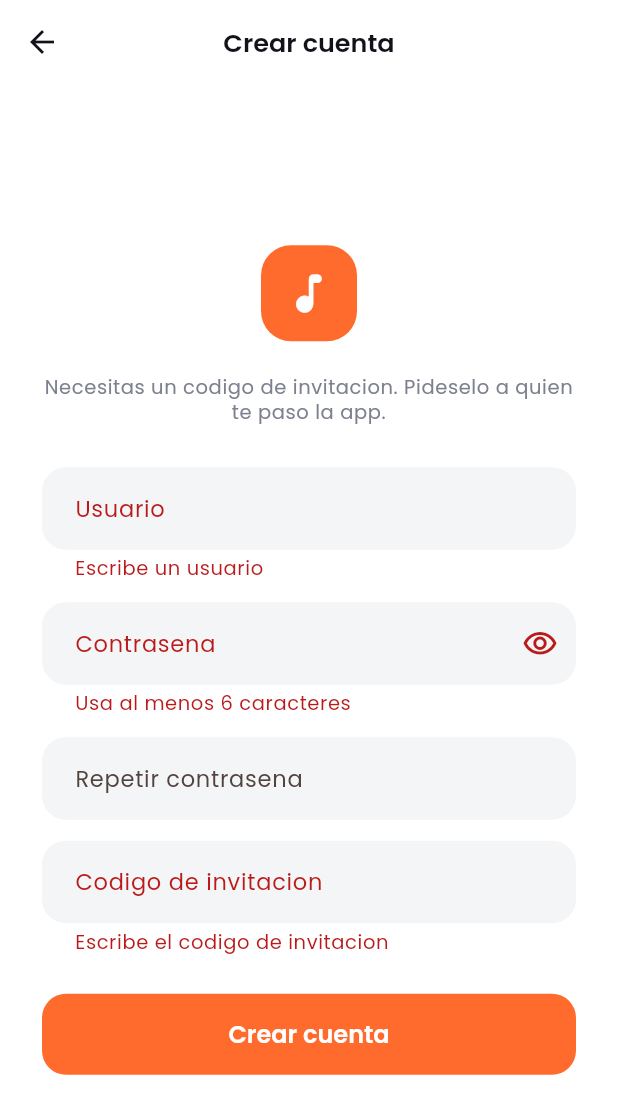
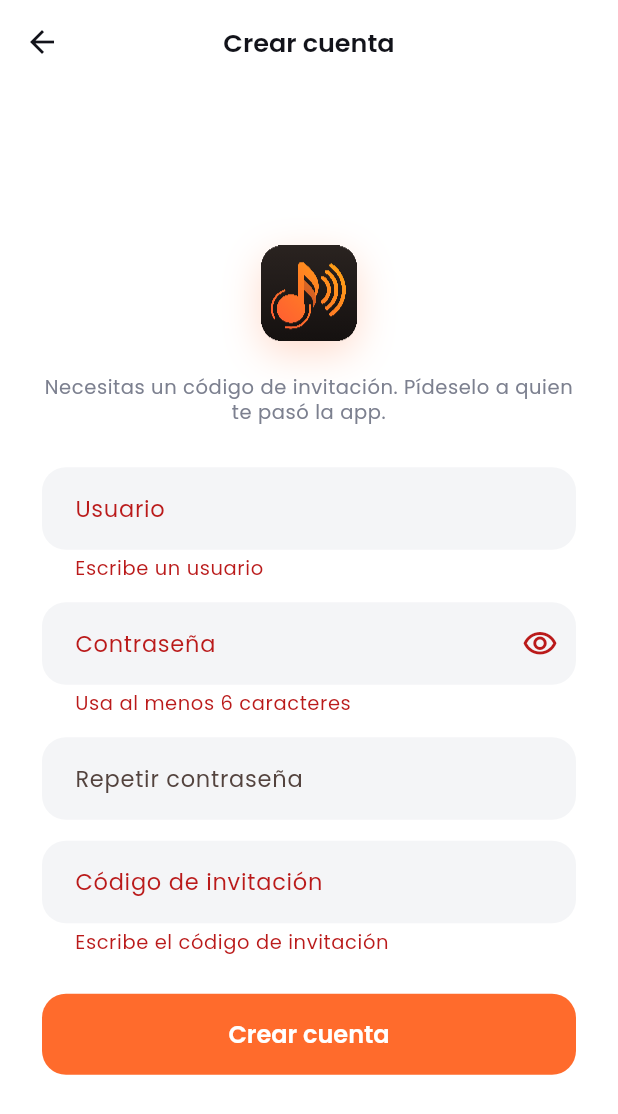
Before and after one commit to joaqovrs/mi-spotify, a Flutter app: the RegistroScreen screen opened directly, after a tap on "Crear cuenta", on a phone screen of 412 x 824 dp. Shown: the top 1114 px of the screen. Run offline on Flutter 3.47's test engine with Material 3 defaults, Android fonts, the phone set to English and light mode, and no system bars; our stand-ins replace audio_service, cached_network_image, dio, flutter_riverpod, flutter_secure_storage, just_audio and 2 more; accounts and stored records are empty.

Commit message:
feat: el icono de la app como logo en login y registro
LogoMarca dibujaba una nota generica de Material sobre un cuadrado naranja. Que
la pantalla de entrada muestre otra cosa que el icono del lanzador es la unica
vez que alguien duda de haber abierto la app correcta.

El icono no estaba empaquetado: existia solo para flutter_launcher_icons, que lo
lee al compilar y no lo mete en el APK. Hubo que declararlo en la seccion assets
de pubspec.yaml, nombrando el archivo y no la carpeta para no arrastrar tambien
icono_foreground.png.

El redondeo se replica a mano (0.2246, el rx del SVG) para que la sombra siga el
borde del dibujo. cacheWidth no es opcional: el archivo es de 1024 px y el logo
se ve a 76.

De paso se arreglo algo que estaba mal: en el login el logo colgaba de una Column
con crossAxisAlignment stretch, que le impone ancho forzado y convertia el
cuadrado en una franja naranja de lado a lado.

marca_test.dart comprueba que el asset este en el bundle. Es el unico error de
esta pieza que no aparece en flutter analyze: la ruta se resuelve recien al
dibujar, y si esta mal el login sale con un cuadro gris.

```diff
--- a/app/lib/ui/registro_screen.dart
+++ b/app/lib/ui/registro_screen.dart
@@ -59,7 +59,7 @@ class _RegistroScreenState extends ConsumerState<RegistroScreen> {
       if (mounted) setState(() => _error = e.mensaje);
     } catch (_) {
       if (mounted) {
-        setState(() => _error = 'Ocurrio un error inesperado al registrarte.');
+        setState(() => _error = 'Ocurrió un error inesperado al registrarte.');
       }
     } finally {
       if (mounted) setState(() => _cargando = false);
@@ -83,11 +83,11 @@ class _RegistroScreenState extends ConsumerState<RegistroScreen> {
                 child: Column(
                   crossAxisAlignment: CrossAxisAlignment.stretch,
                   children: [
-                    const Center(child: LogoMarca(tamano: 64)),
+                    const LogoMarca(tamano: 64),
                     const SizedBox(height: 22),
                     Text(
-                      'Necesitas un codigo de invitacion. Pideselo a quien te '
-                      'paso la app.',
+                      'Necesitas un código de invitación. Pídeselo a quien te '
+                      'pasó la app.',
                       style: textos.bodySmall,
                       textAlign: TextAlign.center,
                     ),
@@ -108,7 +108,7 @@ class _RegistroScreenState extends ConsumerState<RegistroScreen> {
                       obscureText: !_verPassword,
                       textInputAction: TextInputAction.next,
                       decoration: InputDecoration(
-                        labelText: 'Contrasena',
+                        labelText: 'Contraseña',
                         suffixIcon: IconButton(
                           icon: Icon(
                             _verPassword
@@ -129,10 +129,10 @@ class _RegistroScreenState extends ConsumerState<RegistroScreen> {
                       obscureText: !_verPassword,
                       textInputAction: TextInputAction.next,
                       decoration: const InputDecoration(
-                        labelText: 'Repetir contrasena',
+                        labelText: 'Repetir contraseña',
                       ),
                       validator: (v) => (v != _passwordCtrl.text)
-                          ? 'Las contrasenas no coinciden'
+                          ? 'Las contraseñas no coinciden'
                           : null,
                     ),
                     const SizedBox(height: 14),
@@ -142,10 +142,10 @@ class _RegistroScreenState extends ConsumerState<RegistroScreen> {
                       textInputAction: TextInputAction.done,
                       onFieldSubmitted: (_) => _crear(),
                       decoration: const InputDecoration(
-                        labelText: 'Codigo de invitacion',
+                        labelText: 'Código de invitación',
                       ),
                       validator: (v) => (v == null || v.trim().isEmpty)
-                          ? 'Escribe el codigo de invitacion'
+                          ? 'Escribe el código de invitación'
                           : null,
                     ),
                     if (_error != null) ...[
@@ -183,7 +183,7 @@ class _RegistroScreenState extends ConsumerState<RegistroScreen> {
     if (usuario.isEmpty) return 'Escribe un usuario';
     if (usuario.length < 3) return 'Usa al menos 3 caracteres';
     if (!RegExp(r'^[a-zA-Z0-9._-]+$').hasMatch(usuario)) {
-      return 'Solo letras, numeros, punto, guion y guion bajo';
+      return 'Solo letras, números, punto, guion y guion bajo';
     }
     return null;
   }
--- a/app/lib/ui/widgets/marca.dart
+++ b/app/lib/ui/widgets/marca.dart
@@ -2,10 +2,13 @@ import 'package:flutter/material.dart';
 
 import '../../core/theme.dart';
 
-/// El logo de Mi Music.
+/// El logo de Mi Music: el mismo icono que la app deja en el telefono.
 ///
-/// Vive aca y no dentro del login porque lo usan tambien el registro y, cuando
-/// llegue el arte definitivo, va a ser el unico lugar a cambiar.
+/// Antes era una nota generica de Material sobre un cuadrado naranja. Que la
+/// pantalla de entrada muestre otra cosa que el icono del lanzador es la unica
+/// vez que alguien duda de haber abierto la app correcta.
+///
+/// Vive aca y no dentro del login porque lo usa tambien el registro.
 class LogoMarca extends StatelessWidget {
   const LogoMarca({super.key, this.tamano = 76});
 
@@ -13,17 +16,39 @@ class LogoMarca extends StatelessWidget {
 
   @override
   Widget build(BuildContext context) {
-    return Container(
-      height: tamano,
-      width: tamano,
-      decoration: BoxDecoration(
-        color: AppColors.naranja,
-        borderRadius: BorderRadius.circular(tamano / 3.2),
-      ),
-      child: Icon(
-        Icons.music_note_rounded,
-        color: Colors.white,
-        size: tamano * 0.53,
+    // El mismo redondeo que trae dibujado el PNG (`rx="115"` sobre 512 en
+    // `assets/icono/icono.svg`). Se replica para que la sombra siga el borde
+    // del icono y no se asome por las esquinas.
+    final forma = BorderRadius.circular(tamano * 0.2246);
+
+    // El icono es oscuro y el fondo del login, en tema claro, es blanco: sin
+    // nada abajo queda como un recorte pegado. El halo naranja lo apoya en la
+    // pagina y ata el logo al color de marca.
+    final oscuro = Theme.of(context).brightness == Brightness.dark;
+
+    return Center(
+      child: Container(
+        height: tamano,
+        width: tamano,
+        decoration: BoxDecoration(
+          borderRadius: forma,
+          boxShadow: [
+            BoxShadow(
+              color: AppColors.naranja.withValues(alpha: oscuro ? 0.30 : 0.24),
+              blurRadius: tamano * 0.34,
+              offset: Offset(0, tamano * 0.12),
+            ),
+          ],
+        ),
+        child: Image.asset(
+          'assets/icono/icono.png',
+          width: tamano,
+          height: tamano,
+          // El archivo es de 1024 px y aca se ve a 76: sin este tope se
+          // decodificarian 4 MB en memoria para un logo del tamaño de un pulgar.
+          cacheWidth: (tamano * MediaQuery.devicePixelRatioOf(context)).round(),
+          filterQuality: FilterQuality.medium,
+        ),
       ),
     );
   }
```
Also changed, not shown: app/pubspec.yaml (+5 -4 lines), 1 other file.
